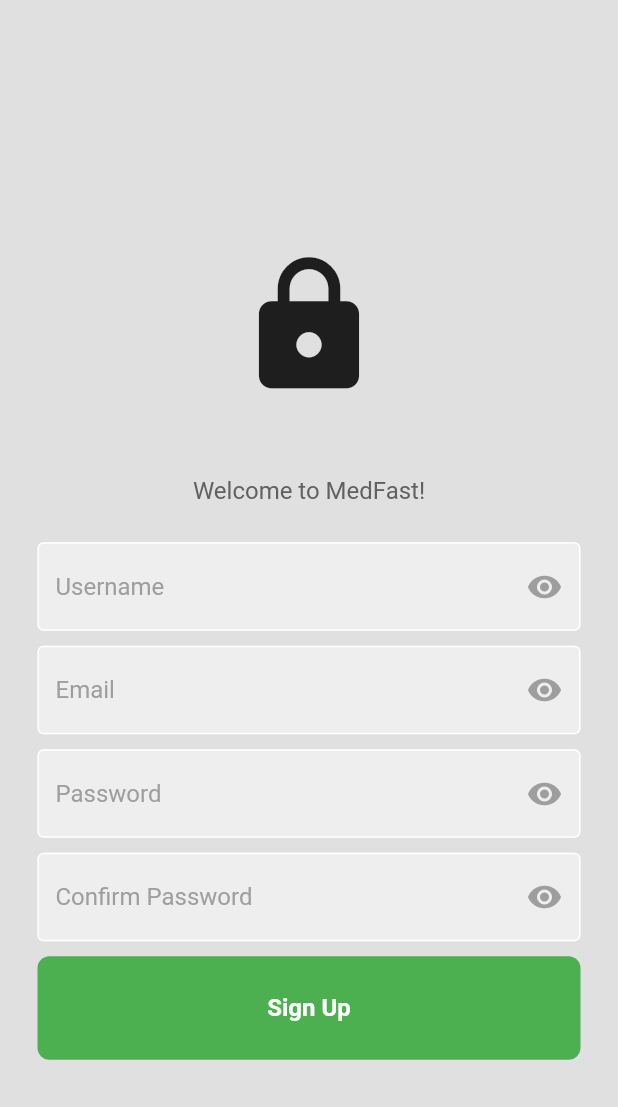
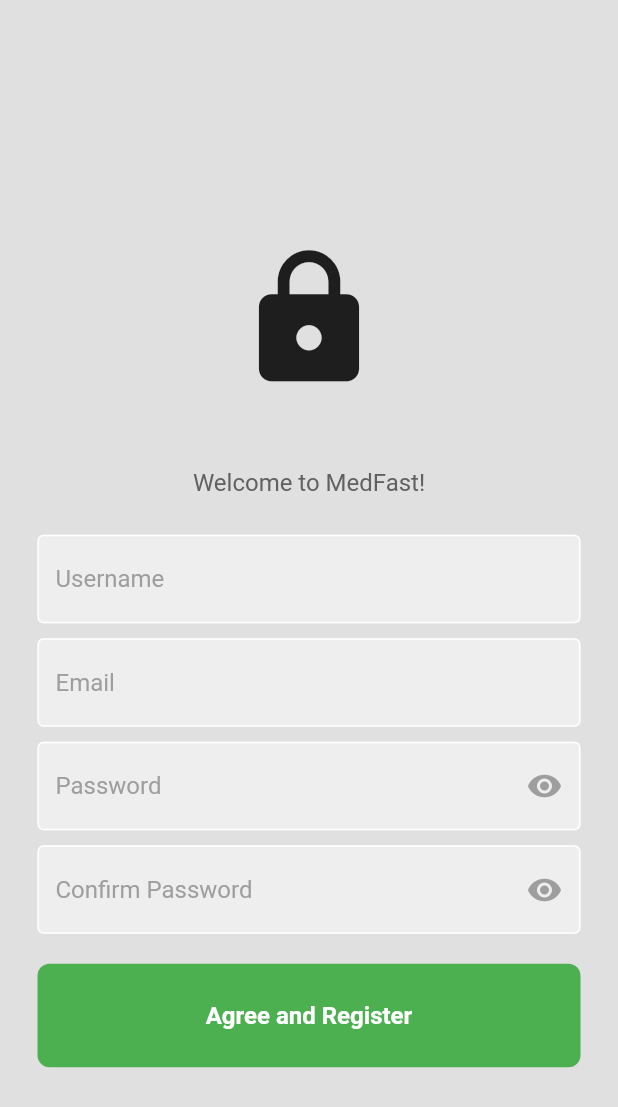
Before and after one commit to johndelphi/medfastgo, a Flutter app: the signUpPage screen opened by its route, on a phone screen of 412 x 824 dp. Shown: the top 1107 px of the screen. Run offline on Flutter 3.47's test engine with Material 2 defaults, Android fonts, the phone set to English and light mode, and no system bars; our stand-ins replace firebase_auth, firebase_core; accounts and stored records are empty.

Commit message:
registration page changes

```diff
--- a/lib/main.dart
+++ b/lib/main.dart
@@ -6,7 +6,7 @@ import 'package:medfastgo/pages/inventory_page.dart';
 import 'package:medfastgo/pages/splash_screen.dart';
 import 'package:firebase_core/firebase_core.dart';
 import 'firebase_options.dart';
-
+import 'package:medfastgo/pages/brand_intro.dart';
 void main() async {
   WidgetsFlutterBinding.ensureInitialized();
   await Firebase.initializeApp(
@@ -26,6 +26,7 @@ class MyApp extends StatelessWidget {
       initialRoute: '/splash',
       routes: {
         '/splash': (context) =>  SplashScreen(),
+        '/brand':(context) => BrandIntroPage(),
         '/HomePage': (context) => HomePage(),
         '/login': (context) => LoginPage(),
         '/signUp': (context) => signUpPage(),
--- a/lib/pages/signUp.dart
+++ b/lib/pages/signUp.dart
@@ -1,7 +1,7 @@
 import 'package:flutter/material.dart';
 import 'package:medfastgo/pages/components/my_button.dart';
 import 'package:medfastgo/pages/components/my_textfield.dart';
-
+import 'package:medfastgo/pages/components/normalTF.dart';
 
 
 class signUpPage extends StatelessWidget {
@@ -49,18 +49,18 @@ class signUpPage extends StatelessWidget {
                 const SizedBox(height: 25),
 
                 //username textfield
-                MyTextField(
+                normalTF(
                   controller: usernameController,
                   hintText: 'Username',
-
-                ),
+                  obscureText: false
+                  ),
                 const SizedBox(height: 10),
 
                 //email textfield
-                MyTextField(
+                normalTF(
                   controller: emailController,
                   hintText: 'Email',
-
+                  obscureText: false,
                 ),
                 const SizedBox(height: 10),
 
@@ -78,12 +78,12 @@ class signUpPage extends StatelessWidget {
                   hintText: 'Confirm Password',
 
                 ),
-                const SizedBox(height: 10),
+                const SizedBox(height: 20),
 
                 //register button
                 MyButton(
                   onTap: SignUserUp,
-                  buttonText: "Sign Up",
+                  buttonText: "Agree and Register",
                 ),
 
               ],
--- a/lib/pages/splash_screen.dart
+++ b/lib/pages/splash_screen.dart
@@ -6,7 +6,7 @@ class SplashScreen extends StatelessWidget {
   @override
   Widget build(BuildContext context) {
     Future.delayed(const Duration(seconds: 2), () {
-      Navigator.pushReplacementNamed(context, '/login');
+      Navigator.pushReplacementNamed(context, '/brand');
     });
 
     return Scaffold(
```
